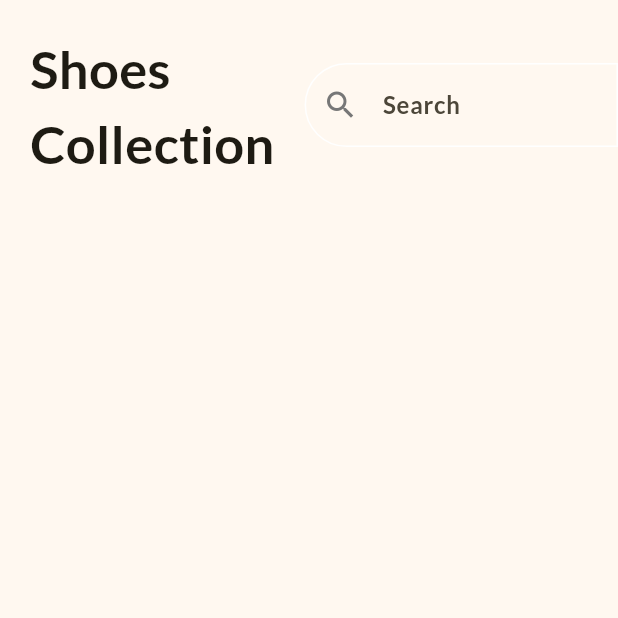
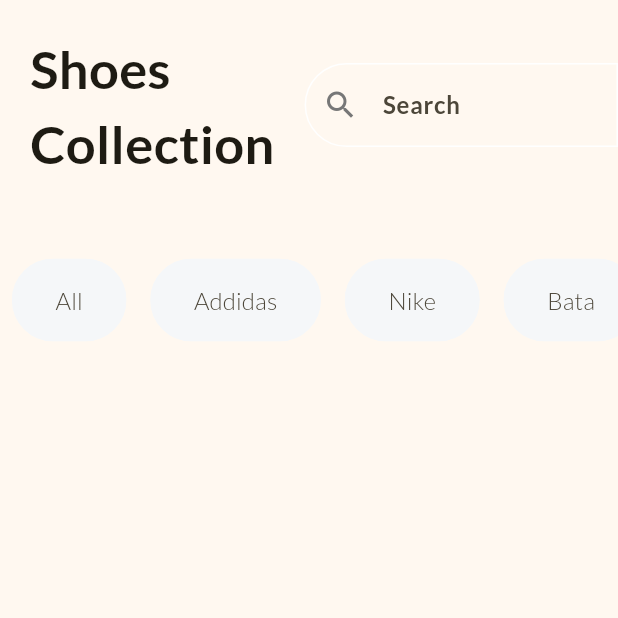
Before and after one commit to Sakshibhokare/flutter_practice_, a Flutter app: the screen it shows after launch, on a phone screen of 412 x 824 dp, the top half of it. Run offline on Flutter 3.47's test engine with Material 3 defaults, Android fonts, the light colour scheme and no system bars.

Commit message:
ui changes

```diff
--- a/Shopping_App/shop_app/lib/home_page.dart
+++ b/Shopping_App/shop_app/lib/home_page.dart
@@ -1,7 +1,14 @@
 import 'package:flutter/material.dart';
 
-class HomePage extends StatelessWidget {
+class HomePage extends StatefulWidget { //convert to state full so we can get the state changes
   const HomePage({super.key});
+
+  @override
+  State<HomePage> createState() => _HomePageState();
+}
+
+class _HomePageState extends State<HomePage> {
+  final List<String> filters = const['All', 'Addidas', 'Nike', 'Bata'];
 
   @override
   Widget build(BuildContext context) {
@@ -12,7 +19,7 @@ class HomePage extends StatelessWidget {
                         borderRadius: BorderRadius.horizontal(left:Radius.circular(50) )
                       );
 
-    return const Scaffold(
+    return  Scaffold(
       body: SafeArea(
         //safe area will ignore the area of notches of mobile phone
         child: Column(
@@ -35,8 +42,37 @@ class HomePage extends StatelessWidget {
                       enabledBorder: border,
                       focusedBorder: border
                   ))
-                )
+                ),
+
+
               ],
+            ),
+            SizedBox(
+              height: 120,
+               child: ListView.builder( //to display the list items || this will try to take all high and width so use sized box
+                    itemCount: filters.length,
+                    scrollDirection: Axis.horizontal,
+                    itemBuilder:(context, index) {
+                      final filter = filters[index];
+                      return Padding(
+                        padding: const EdgeInsets.only(left: 8, right: 8),
+                        child: Chip(
+                          label: Text(filter),
+                          backgroundColor: Color.fromRGBO(245, 247, 249, 1),
+                          side: const BorderSide(
+                            color: Color.fromRGBO(245, 247, 249, 1)
+                          ),
+                          labelStyle: TextStyle(
+                          fontSize: 16
+                        ),
+                        padding: EdgeInsets.symmetric(horizontal: 20, vertical: 15),
+                        shape:RoundedRectangleBorder(
+                          borderRadius: BorderRadius.circular(30)
+                        ) ,
+                        ),
+                      );
+                    },
+                    ),
             )
           ],
         ),
```
